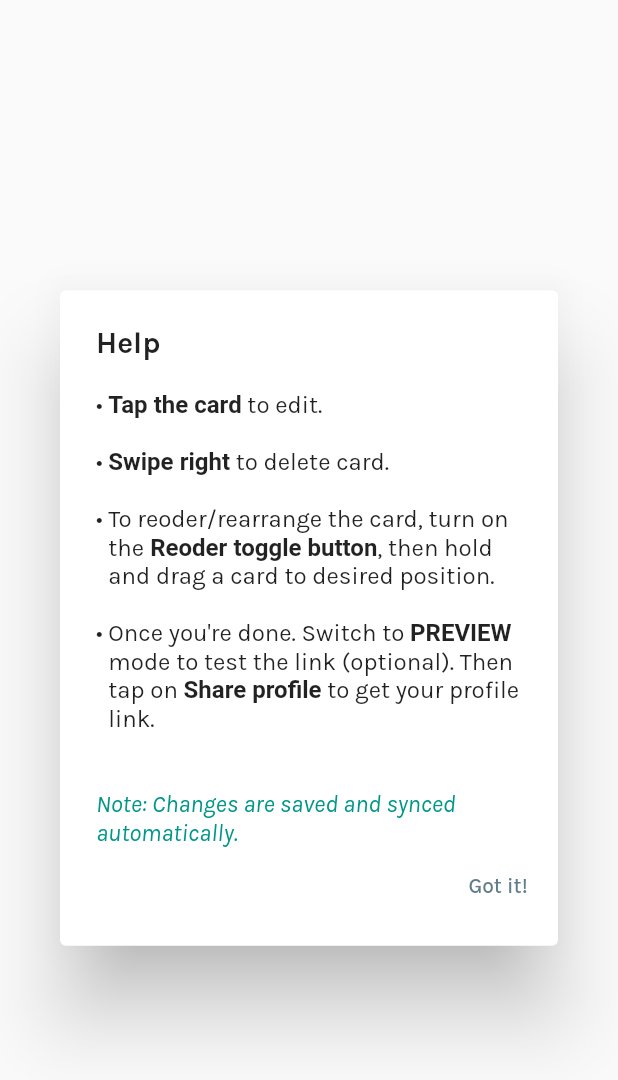
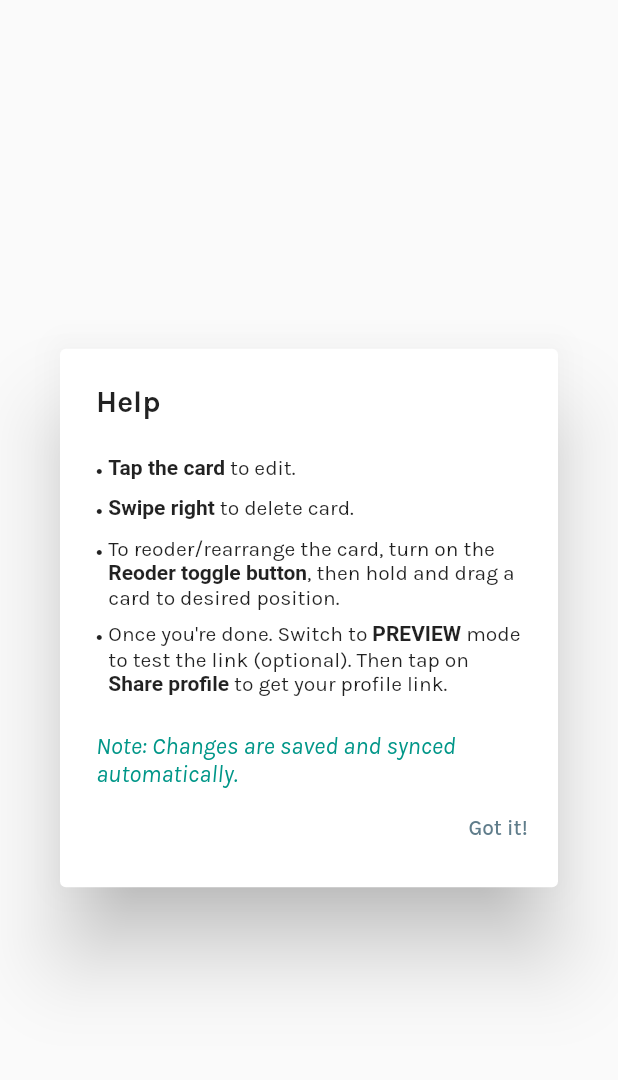
Before and after one commit to flutree/flutree, a Flutter app: what editModehelpDialog() shows on an empty page, opened directly, on a phone screen of 412 x 824 dp. Shown: the top 1080 px of the screen. Run offline on Flutter 3.47's test engine with Material 2 defaults, Android fonts, the light colour scheme and no system bars; drawn by our look-alikes of flutter_markdown; our stand-ins replace cloud_firestore, dio, dotted_border, firebase_analytics, firebase_auth, firebase_core and 11 more; missing offline and left inert: dough; accounts and stored records are empty; network calls fail.

Commit message:
:arrow_up: Upgrade dependencies
incl. font_awesome_flutter & share_plus

```diff
--- a/lib/utils/url_launcher.dart
+++ b/lib/utils/url_launcher.dart
@@ -5,7 +5,7 @@ import 'snackbar.dart';
 ///lauch URL to a new web browser
 launchURL(BuildContext context, String url) async {
   try {
-    launch(url);
+    launchUrl(Uri.parse(url), mode: LaunchMode.externalApplication);
   } catch (e) {
     CustomSnack.showErrorSnack(context,
         message: 'Could not launch $url. Please check url');
--- a/lib/views/profilebuilder/action_popup_menu.dart
+++ b/lib/views/profilebuilder/action_popup_menu.dart
@@ -86,7 +86,7 @@ class ActionPopupMenu extends StatelessWidget {
         }
       },
       icon: const FaIcon(
-        FontAwesomeIcons.ellipsisV,
+        FontAwesomeIcons.ellipsisVertical,
         size: 14,
         color: Colors.blueGrey,
       ),
--- a/lib/views/profilebuilder/add_edit_card.dart
+++ b/lib/views/profilebuilder/add_edit_card.dart
@@ -236,7 +236,7 @@ class _AddCardState extends State<AddCard> {
               Padding(
                 padding: const EdgeInsets.all(8.0),
                 child: OutlinedButton.icon(
-                    icon: const FaIcon(FontAwesomeIcons.times, size: 14),
+                    icon: const FaIcon(FontAwesomeIcons.xmark, size: 14),
                     onPressed: () => Navigator.pop(context),
                     label: Text(_isNew ? 'Discard' : 'Cancel')),
               ),
@@ -261,8 +261,8 @@ class _AddCardState extends State<AddCard> {
                           break;
                         default:
                           inputUrl = inputUrl;
-                          if (!await canLaunch(inputUrl)) {
-                            inputUrl = 'http://$inputUrl';
+                          if (!await canLaunchUrl(Uri.parse(inputUrl))) {
+                            inputUrl = 'https://$inputUrl';
                           }
                           break;
                       }
--- a/lib/views/profilebuilder/advanced_link.dart
+++ b/lib/views/profilebuilder/advanced_link.dart
@@ -222,7 +222,7 @@ class _FdlWidgetState extends State<FdlWidget> {
                 icon: FaIcon(
                     _hasGeneratedFdlLink
                         ? FontAwesomeIcons.share
-                        : FontAwesomeIcons.checkCircle,
+                        : FontAwesomeIcons.circleCheck,
                     size: 14),
               ),
             ),
--- a/lib/views/profilebuilder/share_profile.dart
+++ b/lib/views/profilebuilder/share_profile.dart
@@ -105,7 +105,7 @@ class _ShareProfileState extends State<ShareProfile> {
           centerTitle: true,
           actions: [
             IconButton(
-              icon: const FaIcon(FontAwesomeIcons.shareAlt),
+              icon: const FaIcon(FontAwesomeIcons.shareNodes),
               onPressed: () {
                 Share.share(
                     'Hey. Visit my profile page on https://$_profileLink',
@@ -270,7 +270,7 @@ class InfoWidget extends StatelessWidget {
               label: const Text('Open'),
               onPressed: () => launchURL(context, 'https://$profileLink'),
               icon: const FaIcon(
-                FontAwesomeIcons.externalLinkAlt,
+                FontAwesomeIcons.upRightFromSquare,
                 size: 18,
               ),
             ),
@@ -303,7 +303,7 @@ class AdvancedLinkButton extends StatelessWidget {
         ),
       ),
       label: const Text('Advanced link...'),
-      icon: const FaIcon(FontAwesomeIcons.angleDoubleRight, size: 11),
+      icon: const FaIcon(FontAwesomeIcons.anglesRight, size: 11),
     );
   }
 }
--- a/lib/views/screens/donate.dart
+++ b/lib/views/screens/donate.dart
@@ -72,7 +72,7 @@ class Donate extends StatelessWidget {
                 DonateCard(
                   label: 'Share the app',
                   link: _links['getapp']!.replaceAll("https://", ""),
-                  faIcon: FontAwesomeIcons.shareAlt,
+                  faIcon: FontAwesomeIcons.shareNodes,
                   onTapFun: () => Share.share(
                       'Get Flutree now! Available on Android and web. ${_links['getapp']}'),
                   onLongTapFun: () => copyToClipboard(
--- a/lib/views/widgets/help_dialog.dart
+++ b/lib/views/widgets/help_dialog.dart
@@ -1,4 +1,5 @@
 import 'package:flutter/material.dart';
+import 'package:flutter_markdown/flutter_markdown.dart';
 
 class HelpDialogs {
   static Widget editModehelpDialog(BuildContext context) {
@@ -10,54 +11,12 @@ class HelpDialogs {
       content: Column(
         mainAxisSize: MainAxisSize.min,
         children: const [
+          UnorderedListItem('**Tap the card** to edit.'),
+          UnorderedListItem('**Swipe right** to delete card.'),
           UnorderedListItem(
-            TextSpan(
-              children: [
-                TextSpan(
-                    text: 'Tap the card',
-                    style: TextStyle(fontWeight: FontWeight.bold)),
-                TextSpan(text: ' to edit.\n'),
-              ],
-            ),
-          ),
+              'To reoder/rearrange the card, turn on the **Reoder toggle button**, then hold and drag a card to desired position.'),
           UnorderedListItem(
-            TextSpan(
-              children: [
-                TextSpan(
-                    text: 'Swipe right',
-                    style: TextStyle(fontWeight: FontWeight.bold)),
-                TextSpan(text: ' to delete card.\n'),
-              ],
-            ),
-          ),
-          UnorderedListItem(
-            TextSpan(
-              children: [
-                TextSpan(text: 'To reoder/rearrange the card, turn on the'),
-                TextSpan(
-                    text: ' Reoder toggle button',
-                    style: TextStyle(fontWeight: FontWeight.bold)),
-                TextSpan(
-                    text: ', then hold and drag a card to desired position.\n'),
-              ],
-            ),
-          ),
-          UnorderedListItem(
-            TextSpan(
-              children: [
-                TextSpan(text: 'Once you\'re done. Switch to '),
-                TextSpan(
-                    text: 'PREVIEW',
-                    style: TextStyle(fontWeight: FontWeight.bold)),
-                TextSpan(
-                    text: ' mode to test the link (optional). Then tap on '),
-                TextSpan(
-                    text: 'Share profile',
-                    style: TextStyle(fontWeight: FontWeight.bold)),
-                TextSpan(text: ' to get your profile link.\n'),
-              ],
-            ),
-          ),
+              'Once you\'re done. Switch to **PREVIEW** mode to test the link (optional). Then tap on **Share profile** to get your profile link.'),
           Text('\nNote: Changes are saved and synced automatically.',
               style:
                   TextStyle(fontStyle: FontStyle.italic, color: Colors.teal)),
@@ -67,9 +26,7 @@ class HelpDialogs {
       actions: [
         TextButton(
           child: const Text('Got it!\n'),
-          onPressed: () {
-            Navigator.pop(context);
-          },
+          onPressed: () => Navigator.pop(context),
         )
       ],
     );
@@ -85,31 +42,8 @@ class HelpDialogs {
         mainAxisSize: MainAxisSize.min,
         children: const [
           UnorderedListItem(
-            TextSpan(
-              children: [
-                TextSpan(
-                    text: 'Tap card',
-                    style: TextStyle(fontWeight: FontWeight.bold)),
-                TextSpan(
-                    text:
-                        ' open link. If some of the link didn\'t work as expected, you can edit the link by switching back to '),
-                TextSpan(
-                    text: 'EDITING',
-                    style: TextStyle(fontWeight: FontWeight.bold)),
-                TextSpan(text: ' page.\n')
-              ],
-            ),
-          ),
-          UnorderedListItem(
-            TextSpan(
-              children: [
-                TextSpan(text: 'Try to play around with the'),
-                TextSpan(
-                    text: ' Dough effect',
-                    style: TextStyle(fontWeight: FontWeight.bold)),
-              ],
-            ),
-          ),
+              '**Tap card** open link. If some of the link didn\'t work as expected, you can edit the link by switching back to **EDITING** page.\n'),
+          UnorderedListItem('Try to play around with the **Dough effect**'),
         ],
       ),
       contentPadding: const EdgeInsets.fromLTRB(24.0, 20.0, 24.0, 2.0),
@@ -126,19 +60,22 @@ class HelpDialogs {
 }
 
 class UnorderedListItem extends StatelessWidget {
-  const UnorderedListItem(this.text, {Key? key}) : super(key: key);
-  final TextSpan text;
+  const UnorderedListItem(this.data, {Key? key}) : super(key: key);
+  final String data;
 
   @override
   Widget build(BuildContext context) {
-    return Row(
+    return Padding(
+      padding: const EdgeInsets.symmetric(vertical: 4),
+      child: Row(
         crossAxisAlignment: CrossAxisAlignment.start,
         children: <Widget>[
           const Text("• "),
           Expanded(
-          child: Text.rich(text),
+            child: MarkdownBody(data: data),
           ),
         ],
+      ),
     );
   }
 }
--- a/pubspec.yaml
+++ b/pubspec.yaml
@@ -13,7 +13,7 @@ dependencies:
     sdk: flutter
 
   google_fonts: ^2.0.0
-  font_awesome_flutter: ^9.0.0
+  font_awesome_flutter: ^10.1.0
   url_launcher: ^6.0.3
   dough: ^1.0.1
   fluttertoast: ^8.0.6
@@ -28,7 +28,7 @@ dependencies:
   firebase_dynamic_links: ^4.1.0
   image_picker: ^0.8.0+3
   dotted_border: ^2.0.0
-  share_plus: ^3.1.0
+  share_plus: ^4.0.4
   package_info_plus: ^1.0.0
   qr_flutter: ^4.0.0
   dio: ^4.0.0
```
Also changed, not shown: lib/utils/social_list.dart (+8 -8 lines), lib/views/profilebuilder/editing_page.dart (+10 -9 lines), pubspec.lock. Lines whose indentation alone changed are shown as unchanged.
